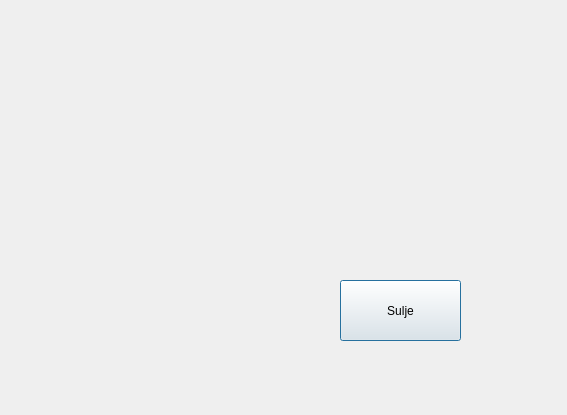
Above: bankautomat/consoletilitapahtumat.ui from tvt21kmo-bank-project/group_5 before the change. Below: the same form after it.
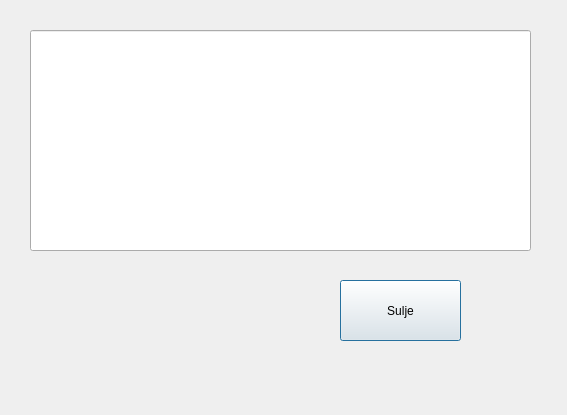
That is the form after the change.

```diff
--- a/bankautomat/consoletilitapahtumat.ui
+++ b/bankautomat/consoletilitapahtumat.ui
@@ -26,6 +26,16 @@
     <string>Sulje</string>
    </property>
   </widget>
+  <widget class="QLineEdit" name="lineEditTapahtumat">
+   <property name="geometry">
+    <rect>
+     <x>30</x>
+     <y>30</y>
+     <width>501</width>
+     <height>221</height>
+    </rect>
+   </property>
+  </widget>
  </widget>
  <resources/>
  <connections/>
```
